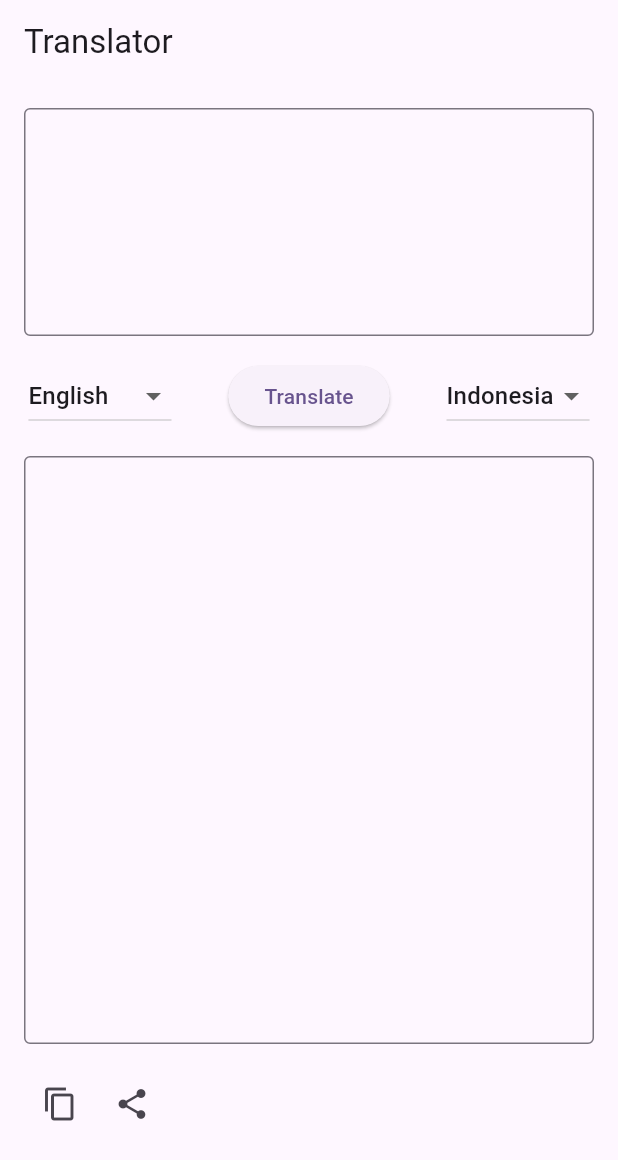
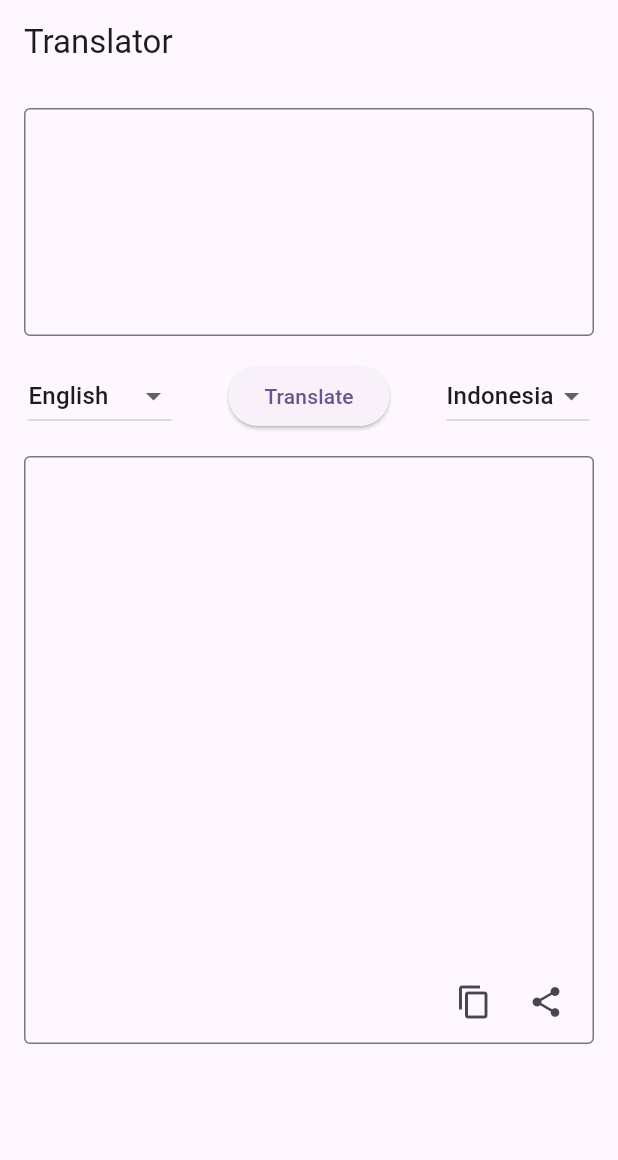
Before and after one commit to indrasa/flutter_translator, a Flutter app: the screen it shows after launch, on a phone screen of 412 x 824 dp. Shown: the top 1160 px of the screen. Run offline on Flutter 3.47's test engine with Material 3 defaults, Android fonts, the phone set to English and light mode, and no system bars; missing offline and left inert: translator.

Commit message:
ganti ui

```diff
--- a/lib/main.dart
+++ b/lib/main.dart
@@ -49,7 +49,7 @@ class _MyHomePageState extends State<MyHomePage> {
     Translation terjemahan =
         await translator.translate(konten, from: dariBahasa, to: keBahasa);
     setState(() {
-      _bahasaTujuanController.text = terjemahan.toString();
+      _bahasaTujuanController.text = '''${terjemahan.toString()} \n''';
     });
   }
 
@@ -124,18 +124,20 @@ class _MyHomePageState extends State<MyHomePage> {
             ),
             Padding(
               padding: const EdgeInsets.all(16.0),
-              child: TextField(
+              child: Stack(children: [
+                TextField(
                   maxLines: 15,
                   controller: _bahasaTujuanController,
                   decoration: const InputDecoration(
                     border: OutlineInputBorder(),
                   ),
                 ),
-            ),
-            Padding(
+                Positioned(
+                  bottom: 0,
+                  right: 0,
+                  child: Padding(
                     padding: const EdgeInsets.symmetric(
-                horizontal: 16.0,
-              ),
+                        horizontal: 8.0, vertical: 4),
                     child: Row(
                       children: [
                         IconButton(
@@ -150,7 +152,10 @@ class _MyHomePageState extends State<MyHomePage> {
                             icon: const Icon(Icons.share)),
                       ],
                     ),
-            )
+                  ),
+                ),
+              ]),
+            ),
           ],
         ),
       ),
```
Lines whose indentation alone changed are shown as unchanged.
